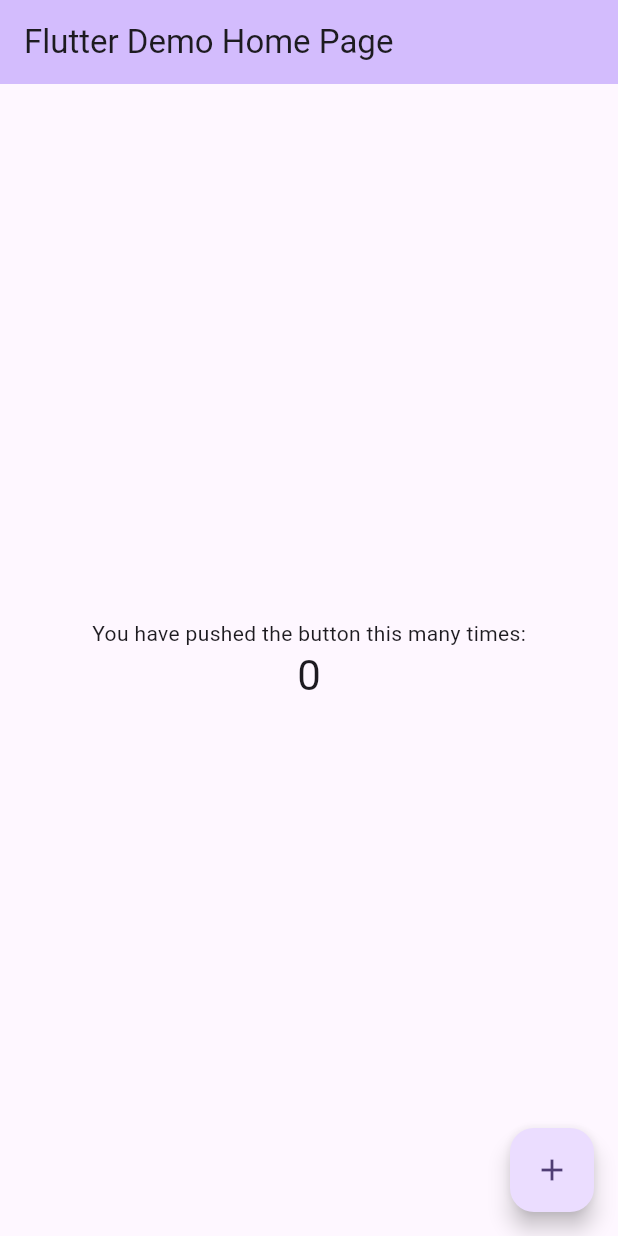
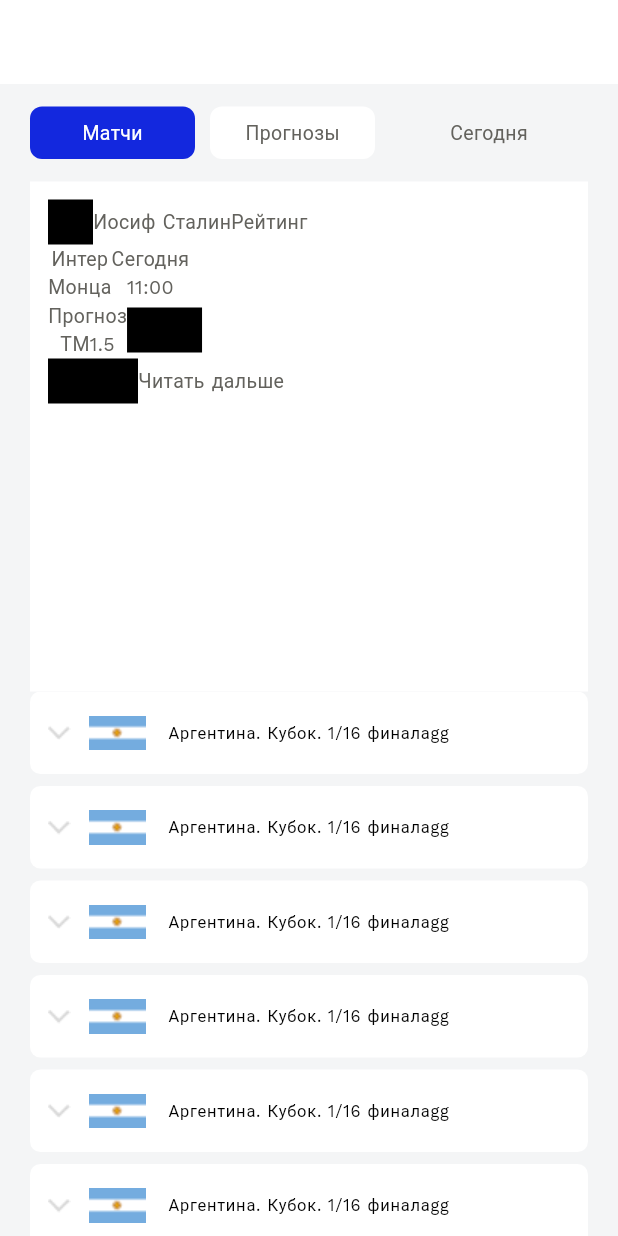
Before and after one commit to St1chaKooky/MatchBet, a Flutter app: the screen it shows after launch, on a phone screen of 412 x 824 dp. Run offline on Flutter 3.47's test engine with Material 2 defaults, Android fonts, the phone set to English and light mode, and no system bars; our stand-ins replace google_fonts.

Commit message:
лист матчей UI

```diff
--- a/lib/main.dart
+++ b/lib/main.dart
@@ -1,4 +1,6 @@
 import 'package:flutter/material.dart';
+import 'package:match_bet/utils/theme.dart';
+import 'screens/main_screen.dart';
 
 void main() {
   runApp(const MyApp());
@@ -10,58 +12,9 @@ class MyApp extends StatelessWidget {
   @override
   Widget build(BuildContext context) {
     return MaterialApp(
-      title: 'Flutter Demo',
-      theme: ThemeData(
-        colorScheme: ColorScheme.fromSeed(seedColor: Colors.deepPurple),
-        useMaterial3: true,
-      ),
-      home: const MyHomePage(title: 'Flutter Demo Home Page'),
+      debugShowCheckedModeBanner: false,
+      theme: buildThemeData(context),
+      home: const MainScreen(),
     );
   }
 }
-
-class MyHomePage extends StatefulWidget {
-  const MyHomePage({super.key, required this.title});
-  final String title;
-  @override
-  State<MyHomePage> createState() => _MyHomePageState();
-}
-
-class _MyHomePageState extends State<MyHomePage> {
-  int _counter = 0;
-
-  void _incrementCounter() {
-    setState(() {
-      _counter++;
-    });
-  }
-
-  @override
-  Widget build(BuildContext context) {
-    return Scaffold(
-      appBar: AppBar(
-        backgroundColor: Theme.of(context).colorScheme.inversePrimary,
-        title: Text(widget.title),
-      ),
-      body: Center(
-        child: Column(
-          mainAxisAlignment: MainAxisAlignment.center,
-          children: <Widget>[
-            const Text(
-              'You have pushed the button this many times:',
-            ),
-            Text(
-              '$_counter',
-              style: Theme.of(context).textTheme.headlineMedium,
-            ),
-          ],
-        ),
-      ),
-      floatingActionButton: FloatingActionButton(
-        onPressed: _incrementCounter,
-        tooltip: 'Increment',
-        child: const Icon(Icons.add),
-      ),
-    );
-  }
-}
--- /dev/null
+++ b/lib/screens/main_screen.dart
@@ -0,0 +1,77 @@
+
+
+import 'package:flutter/material.dart';
+
+import '../utils/colors.dart';
+import '../widgets/button_litle.dart';
+import '../widgets/list_prognoz.dart';
+import '../widgets/list_title.dart';
+
+class MainScreen extends StatefulWidget {
+  const MainScreen({super.key});
+
+  @override
+  State<MainScreen> createState() => _MainScreenState();
+}
+
+class _MainScreenState extends State<MainScreen> {
+  bool f = true;
+
+  @override
+  Widget build(BuildContext context) {
+    return Scaffold(
+      backgroundColor: backgroundColor,
+      appBar: AppBar(
+        backgroundColor: whiteColor,
+        actions: const [],
+      ),
+      body: Padding(
+        padding: const EdgeInsets.only(top: 15, left: 20, right: 20),
+        child: Column(
+          children: [
+            Container(),
+            Row(
+              children: [
+                ButtonLitleWidget(
+                  onTap: () => setState(() {
+                    f = true;
+                  }),
+                  buttonText: 'Матчи',
+                  colorFill: f ? primaryColor : whiteColor,
+                  colorText: f ? whiteColor : textColor,
+                ),
+                const SizedBox(
+                  width: 10,
+                ),
+                ButtonLitleWidget(
+                  onTap: () => setState(() {
+                    f = false;
+                  }),
+                  buttonText: 'Прогнозы',
+                  colorFill: f ? whiteColor : primaryColor,
+                  colorText: f ? textColor : whiteColor,
+                ),
+                const SizedBox(
+                  width: 50,
+                ),
+                const Text('Сегодня'),
+              ],
+            ),
+            const SizedBox(
+              height: 15,
+            ),
+            ListPrognozWidget(),
+            Expanded(
+              child: ListView.builder(
+                  itemCount: 10,
+                  itemBuilder: (context, i) => const Padding(
+                        padding: EdgeInsets.only(bottom: 8),
+                        child: ListTitleWidget(),
+                      )),
+            )
+          ],
+        ),
+      ),
+    );
+  }
+}
--- /dev/null
+++ b/lib/utils/colors.dart
@@ -0,0 +1,15 @@
+import 'package:flutter/material.dart';
+
+final backgroundColor = Color(hexColor('F4F5F6'));
+final inputColor = Color(hexColor('ECECEC'));
+final bottomBarColor = Color(hexColor('D9D9D9'));
+final textColor = Color(hexColor('63625D'));
+final blackColor = Color(hexColor('000000'));
+final primaryColor = Color(hexColor('1328DE'));
+final whiteColor = Color(hexColor('FFFFFF'));
+
+int hexColor(String color) {
+  String newColor = '0xff$color';
+  int finalColor = int.parse(newColor);
+  return finalColor;
+}
--- /dev/null
+++ b/lib/utils/theme.dart
@@ -0,0 +1,31 @@
+import 'package:flutter/material.dart';
+import 'package:google_fonts/google_fonts.dart';
+
+import 'colors.dart';
+
+ThemeData buildThemeData(BuildContext context) {
+  final baseTheme = ThemeData(
+    colorScheme: ColorScheme.fromSeed(seedColor: Colors.deepPurple),
+    useMaterial3: true,
+    textTheme: TextTheme(
+      titleSmall: TextStyle(
+          fontSize: 20, color: blackColor, fontWeight: FontWeight.w600),
+      headlineSmall: TextStyle(
+          fontSize: 17, color: blackColor, fontWeight: FontWeight.w600),
+      bodyLarge: TextStyle(
+          fontSize: 16, color: textColor, fontWeight: FontWeight.w400),
+      bodySmall: TextStyle(
+          fontSize: 10, color: textColor, fontWeight: FontWeight.w400),
+      bodyMedium: TextStyle(
+          fontSize: 13, color: textColor, fontWeight: FontWeight.w400),
+      labelMedium: TextStyle(
+          fontSize: 13, color: blackColor, fontWeight: FontWeight.w400),
+      labelSmall: TextStyle(
+          fontSize: 11, color: blackColor, fontWeight: FontWeight.w400),
+    ),
+  );
+
+  return baseTheme.copyWith(
+    textTheme: GoogleFonts.workSansTextTheme(baseTheme.textTheme),
+  );
+}
--- /dev/null
+++ b/lib/widgets/button_litle.dart
@@ -0,0 +1,46 @@
+import 'package:flutter/material.dart';
+
+class ButtonLitleWidget extends StatefulWidget {
+  final VoidCallback onTap;
+  final String buttonText;
+  final Color colorFill;
+  final Color colorText;
+
+  const ButtonLitleWidget(
+      {super.key,
+      required this.onTap,
+      required this.buttonText,
+      required this.colorFill,
+      required this.colorText});
+
+  @override
+  State<ButtonLitleWidget> createState() => _ButtonLitleWidgetState();
+}
+
+class _ButtonLitleWidgetState extends State<ButtonLitleWidget> {
+  @override
+  Widget build(BuildContext context) {
+    return InkWell(
+      onTap: widget.onTap,
+      child: Container(
+          width: 110,
+          alignment: Alignment.center,
+          padding: const EdgeInsets.symmetric(
+            vertical: 8,
+          ),
+          decoration: ShapeDecoration(
+              shape: const RoundedRectangleBorder(
+                borderRadius: BorderRadius.all(
+                  Radius.circular(8),
+                ),
+              ),
+              color: widget.colorFill),
+          child: Text(
+            widget.buttonText,
+            style: TextStyle(
+              color: widget.colorText,
+            ),
+          )),
+    );
+  }
+}
--- /dev/null
+++ b/lib/widgets/list_prognoz.dart
@@ -0,0 +1,81 @@
+import 'package:flutter/material.dart';
+import 'package:match_bet/utils/colors.dart';
+
+class ListPrognozWidget extends StatelessWidget {
+  const ListPrognozWidget({super.key});
+
+  @override
+  Widget build(BuildContext context) {
+    return Container(
+      color: whiteColor,
+      height: 340,
+      child: Padding(
+        padding: const EdgeInsets.all(12),
+        child: Column(children: [
+          Row(
+            children: [
+              Row(
+                children: [
+                  Container(
+                    color: blackColor,
+                    width: 30,
+                    height: 30,
+                  ),
+                  Text('Иосиф Сталин'),
+                ],
+              ),
+              Text('Рейтинг'),
+            ],
+          ),
+          Row(
+            children: [
+              Column(
+                children: [Text('Интер'), Text('Монца')],
+              ),
+              Column(
+                children: [
+                  Text('Сегодня'),
+                  Text('11:00'),
+                ],
+              )
+            ],
+          ),
+          Row(
+            children: [
+              Column(
+                children: [
+                  Text('Прогноз'),
+                  Text('ТМ1.5'),
+                ],
+              ),
+              Container(
+                color: blackColor,
+                width: 50,
+                height: 30,
+              )
+            ],
+          ),
+          Row(
+            children: [
+              Row(
+                children: [
+                  Container(
+                    color: blackColor,
+                    width: 30,
+                    height: 30,
+                  ),
+                  Container(
+                    color: blackColor,
+                    width: 30,
+                    height: 30,
+                  ),
+                ],
+              ),
+              Text('Читать дальше')
+            ],
+          ),
+        ]),
+      ),
+    );
+  }
+}
--- /dev/null
+++ b/lib/widgets/list_title.dart
@@ -0,0 +1,40 @@
+import 'package:flutter/material.dart';
+import 'package:match_bet/utils/colors.dart';
+
+class ListTitleWidget extends StatelessWidget {
+  const ListTitleWidget({super.key});
+
+  @override
+  Widget build(BuildContext context) {
+    final theme = Theme.of(context);
+    return Container(
+      decoration: BoxDecoration(
+        color: whiteColor,
+        borderRadius: BorderRadius.circular(7),
+      ),
+      height: 55,
+      child: Row(children: [
+        const SizedBox(
+          width: 12,
+        ),
+        Image.asset(
+          'images/arow.png',
+          color: bottomBarColor,
+        ),
+        const SizedBox(
+          width: 12,
+        ),
+        Image.asset(
+          'images/argentina.png',
+        ),
+        const SizedBox(
+          width: 15,
+        ),
+        Text(
+          'Аргентина. Кубок. 1/16 финалаgg',
+          style: theme.textTheme.labelSmall,
+        )
+      ]),
+    );
+  }
+}
```
Also changed, not shown: lib/screens/login_screen.dart (added, +90 -0 lines), lib/screens/sign_screen.dart (added, +99 -0 lines), lib/widgets/button.dart (added, +38 -0 lines), lib/widgets/button_google.dart (added, +51 -0 lines), lib/widgets/input.dart (added, +45 -0 lines), pubspec.yaml (+9 -53 lines), images/argentina.png (added), images/argentina.svg (added), images/arow.png (added), images/googleLogo.png (added), lib/router/router.dart (added), pubspec.lock, 1 other file.
